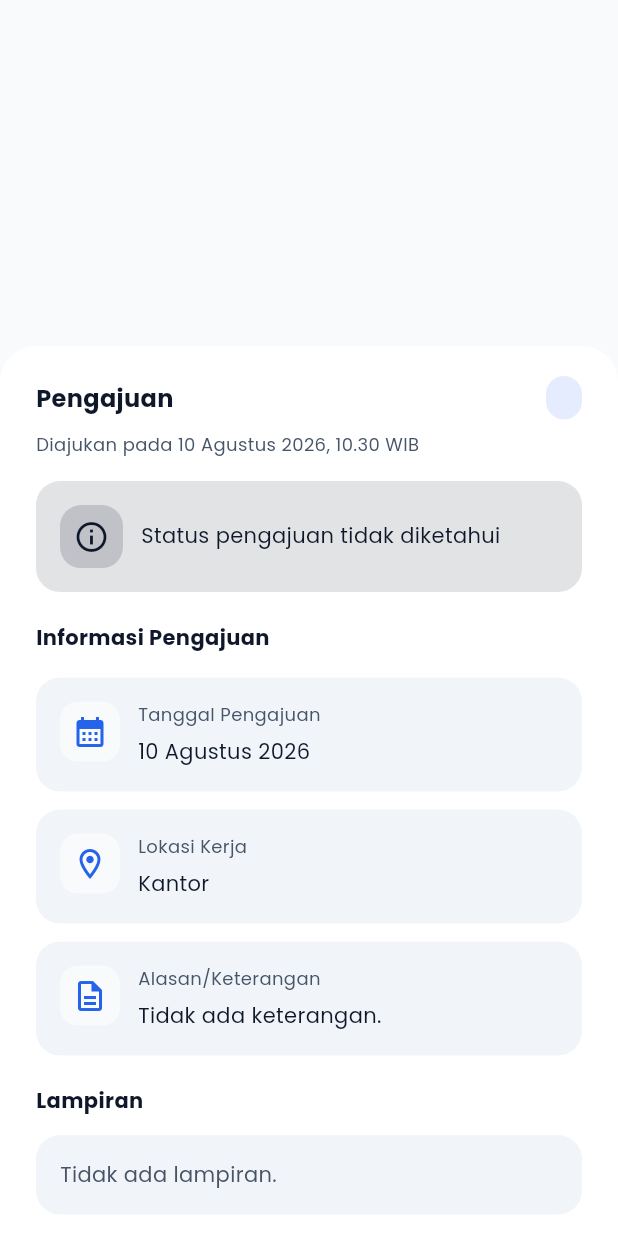
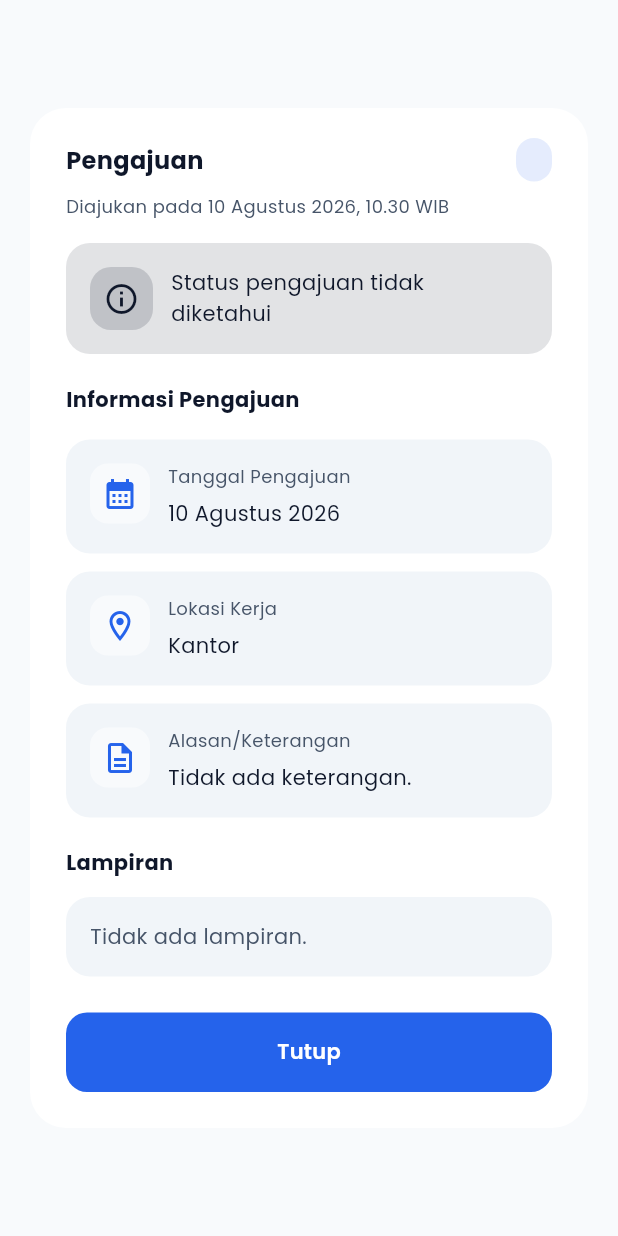
Before and after one commit to zahraldila/mobile-sip-sistem-absensi, a Flutter app: the PengajuanDetailSheet widget shown alone on an empty page, opened directly with empty values, on a phone screen of 412 x 824 dp. Run offline on Flutter 3.47's test engine with Material 3 defaults, Android fonts, the phone set to English and light mode, and no system bars; our stand-ins replace cached_network_image, dio, get_it, go_router, google_fonts, image_picker and 1 more; missing offline and left inert: file_selector; accounts and stored records are empty; network calls fail.

Commit message:
ui: perbaiki tampilan detail pengajuan ke bentuk dialog dan hilangkan garis putih samping modal

```diff
--- a/mobile/lib/features/submission/presentation/widgets/pengajuan_detail_sheet.dart
+++ b/mobile/lib/features/submission/presentation/widgets/pengajuan_detail_sheet.dart
@@ -64,19 +64,16 @@ class PengajuanDetailSheet extends StatelessWidget {
   }
 
   @override
+  @override
   Widget build(BuildContext context) {
-    return DraggableScrollableSheet(
-      initialChildSize: 0.72,
-      minChildSize: 0.5,
-      maxChildSize: 0.95,
-      builder: (context, scrollController) {
-        return Container(
-          decoration: const BoxDecoration(
-            color: AppColors.surface,
-            borderRadius: BorderRadius.vertical(top: Radius.circular(24)),
+    return Dialog(
+      shape: RoundedRectangleBorder(
+        borderRadius: BorderRadius.circular(24),
       ),
+      clipBehavior: Clip.antiAlias,
+      backgroundColor: AppColors.surface,
+      insetPadding: const EdgeInsets.symmetric(horizontal: 20, vertical: 24),
       child: SingleChildScrollView(
-            controller: scrollController,
         child: Padding(
           padding: const EdgeInsets.fromLTRB(24, 20, 24, 24),
           child: Column(
@@ -182,8 +179,6 @@ class PengajuanDetailSheet extends StatelessWidget {
         ),
       ),
     );
-      },
-    );
   }
 
   StatusBadgeType _badgeTypeFromStatus(String status) {
```
Also changed, not shown: mobile/lib/features/profile/presentation/profile_page.dart (+10 -0 lines), mobile/lib/features/submission/presentation/submission_page.dart (+3 -7 lines). Lines whose indentation alone changed are shown as unchanged.
